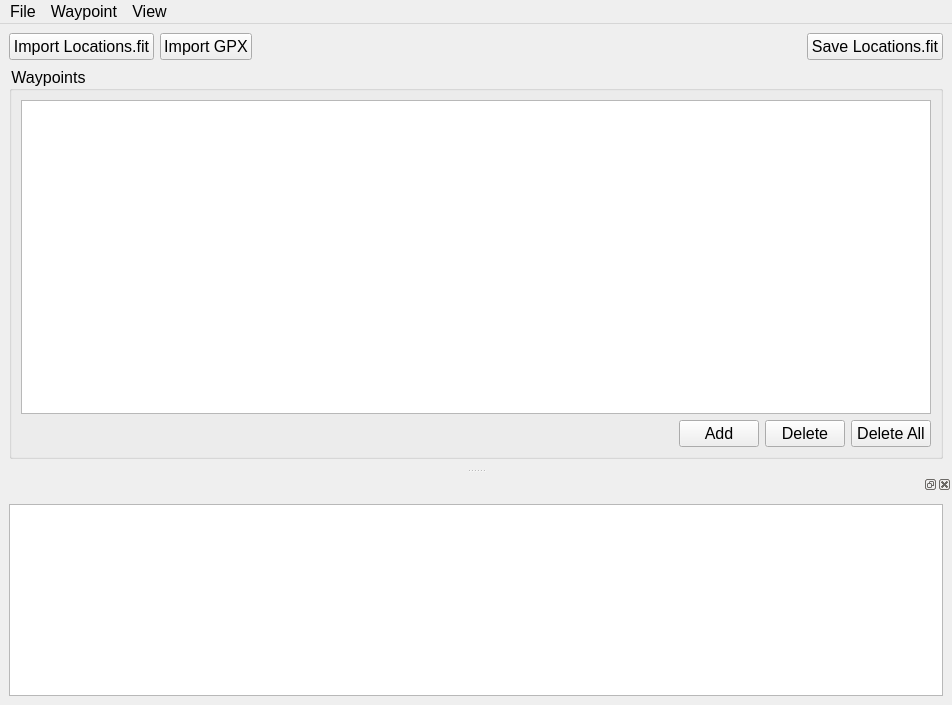
Qt form src/main/python/location_tool/main_window.ui (rootrootde/LocationsFITTool) before a commit.
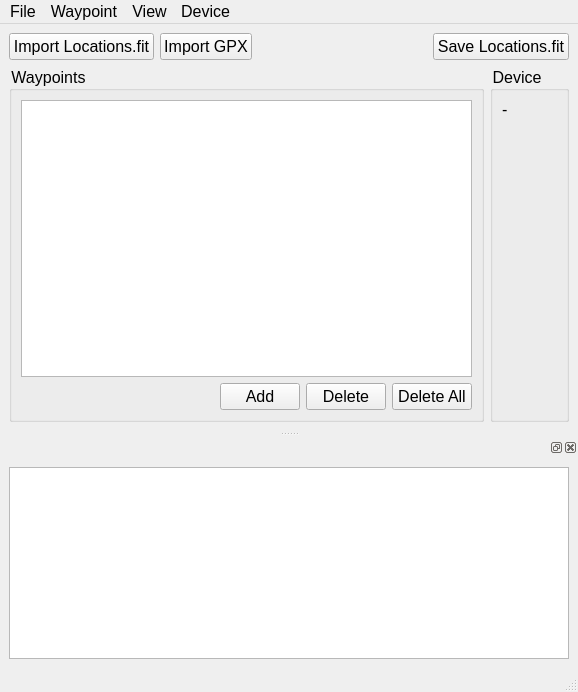
The same form after that commit.

```diff
--- a/src/main/python/location_tool/main_window.ui
+++ b/src/main/python/location_tool/main_window.ui
@@ -6,8 +6,8 @@
    <rect>
     <x>0</x>
     <y>0</y>
-    <width>952</width>
-    <height>705</height>
+    <width>578</width>
+    <height>692</height>
    </rect>
   </property>
   <property name="font">
@@ -133,6 +133,35 @@
         </layout>
        </widget>
       </item>
+      <item>
+       <widget class="QGroupBox" name="device_group_box">
+        <property name="title">
+         <string>Device</string>
+        </property>
+        <property name="flat">
+         <bool>false</bool>
+        </property>
+        <layout class="QVBoxLayout" name="verticalLayout_2">
+         <item>
+          <layout class="QVBoxLayout" name="device_area">
+           <item>
+            <widget class="QLabel" name="device_info_lbl">
+             <property name="text">
+              <string>-</string>
+             </property>
+             <property name="alignment">
+              <set>Qt::AlignmentFlag::AlignJustify|Qt::AlignmentFlag::AlignTop</set>
+             </property>
+             <property name="wordWrap">
+              <bool>true</bool>
+             </property>
+            </widget>
+           </item>
+          </layout>
+         </item>
+        </layout>
+       </widget>
+      </item>
      </layout>
     </item>
    </layout>
@@ -163,7 +192,7 @@
     <rect>
      <x>0</x>
      <y>0</y>
-     <width>952</width>
+     <width>578</width>
      <height>24</height>
     </rect>
    </property>
@@ -191,10 +220,18 @@
     </property>
     <addaction name="toggle_debug_log_action"/>
    </widget>
+   <widget class="QMenu" name="menuDevice">
+    <property name="title">
+     <string>Device</string>
+    </property>
+    <addaction name="scan_for_devices_action"/>
+   </widget>
    <addaction name="menuFile"/>
    <addaction name="menuWaypoint"/>
    <addaction name="menuView"/>
+   <addaction name="menuDevice"/>
   </widget>
+  <widget class="QStatusBar" name="status_bar"/>
   <action name="import_locations_fit_action">
    <property name="text">
     <string>Import Locations.fit</string>
```
Left out of the diff: 112 changed lines with no effect on the pictures.
